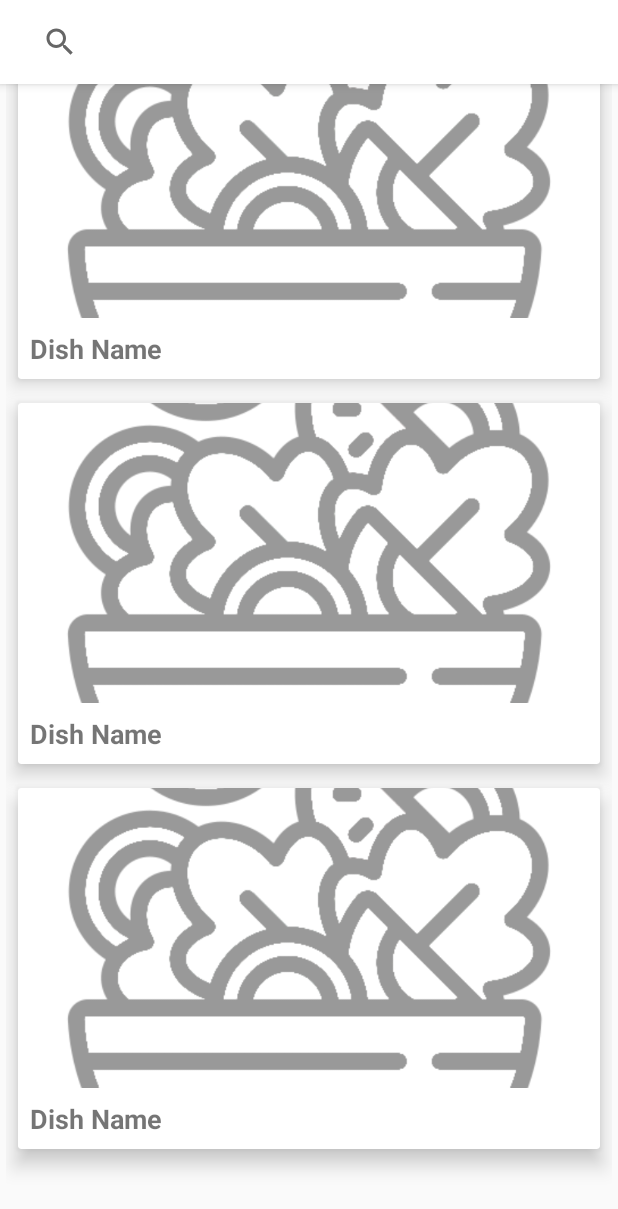
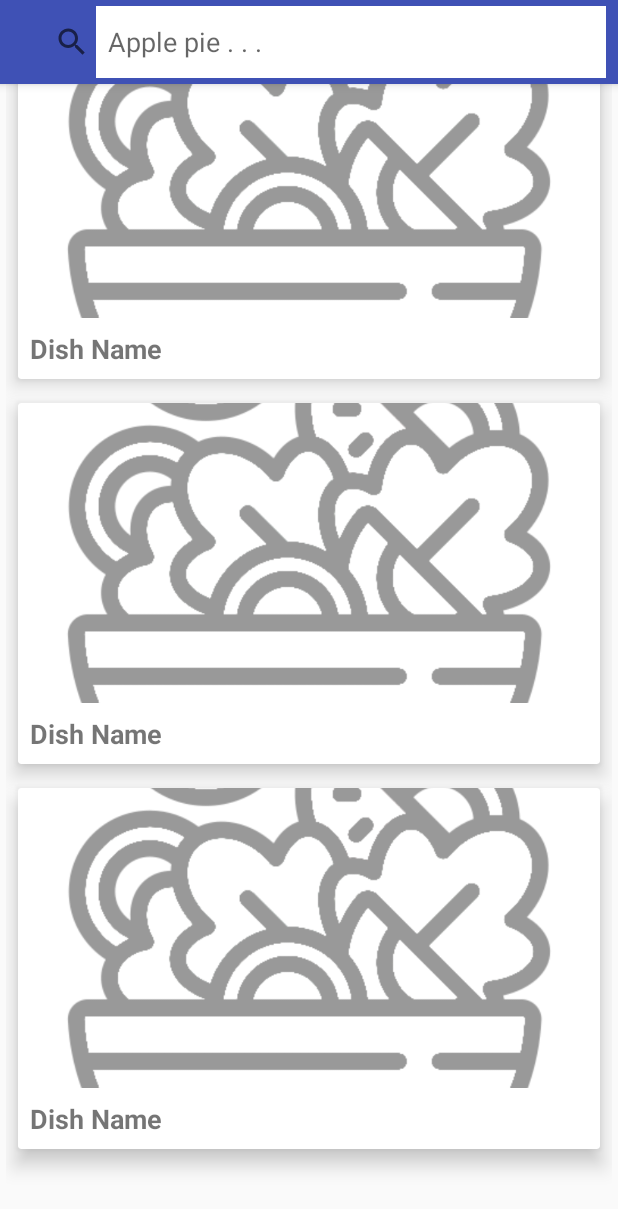
Before and after one commit to CarsonDDD/PantriPal-ACCI, an Android app: the layout activity_discovery.xml on its own in the app's theme, with its tools: preview values and no code run, on a phone screen of 412 x 824 dp. Shown: the top 1209 px of the screen. Run offline under Robolectric (Android 15) with nearby library versions, the phone set to English and light mode, and no system bars.

Commit message:
Fix searchbar hitbox

```diff
--- a/app/src/main/res/layout/activity_discovery.xml
+++ b/app/src/main/res/layout/activity_discovery.xml
@@ -6,6 +6,7 @@
     android:layout_width="match_parent"
     android:layout_height="match_parent">
 
+    <!-- appbarlayout allows for it to scroll away when scrolling-->
     <com.google.android.material.appbar.AppBarLayout
         android:id="@+id/app_bar_layout"
         android:layout_width="match_parent"
@@ -16,15 +17,16 @@
             android:layout_width="match_parent"
             android:layout_height="wrap_content"
             app:layout_scrollFlags="scroll|enterAlways"
-            android:background="@color/white"
+            android:background="@color/colorPrimary"
             android:elevation="4dp">
 
             <androidx.appcompat.widget.SearchView
                 android:id="@+id/search_view"
                 android:layout_width="match_parent"
                 android:layout_height="wrap_content"
-                android:iconifiedByDefault="false"
-                app:queryHint="Apple pie . . ." />
+                app:iconifiedByDefault="false"
+                app:queryBackground="@color/white"
+                app:queryHint="Apple pie . . ."/>
 
         </androidx.appcompat.widget.Toolbar>
 
```
